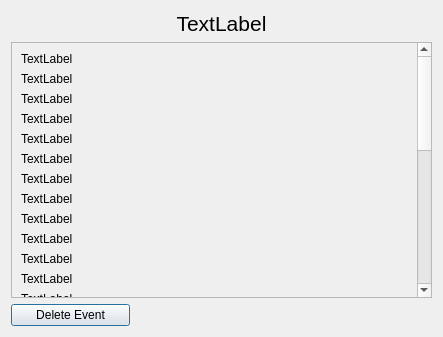
Qt form DayPopup.ui (IsaacLance/422group7) before a commit.
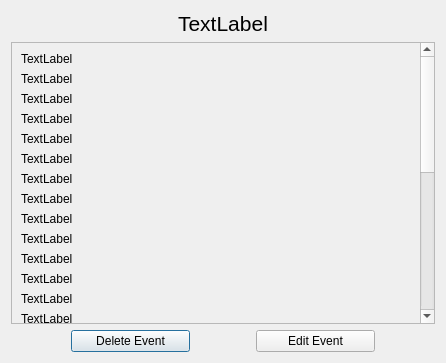
The same form after that commit.

Commit message: edit event button

```diff
--- a/DayPopup.ui
+++ b/DayPopup.ui
@@ -6,8 +6,8 @@
    <rect>
     <x>0</x>
     <y>0</y>
-    <width>443</width>
-    <height>337</height>
+    <width>446</width>
+    <height>363</height>
    </rect>
   </property>
   <property name="windowTitle">
@@ -51,7 +51,7 @@
        <rect>
         <x>0</x>
         <y>0</y>
-        <width>417</width>
+        <width>420</width>
         <height>794</height>
        </rect>
       </property>
@@ -541,6 +541,8 @@
     </widget>
    </item>
    <item>
+    <layout class="QHBoxLayout" name="horizontalLayout">
+     <item>
     <widget class="QPushButton" name="pushButton_delete">
      <property name="minimumSize">
       <size>
@@ -558,6 +560,21 @@
       <string>Delete Event</string>
      </property>
     </widget>
+     </item>
+     <item>
+      <widget class="QPushButton" name="pushButton_edit">
+       <property name="maximumSize">
+        <size>
+         <width>119</width>
+         <height>32</height>
+        </size>
+       </property>
+       <property name="text">
+        <string>Edit Event</string>
+       </property>
+      </widget>
+     </item>
+    </layout>
    </item>
   </layout>
  </widget>
```
Lines whose indentation alone changed are shown as unchanged.
